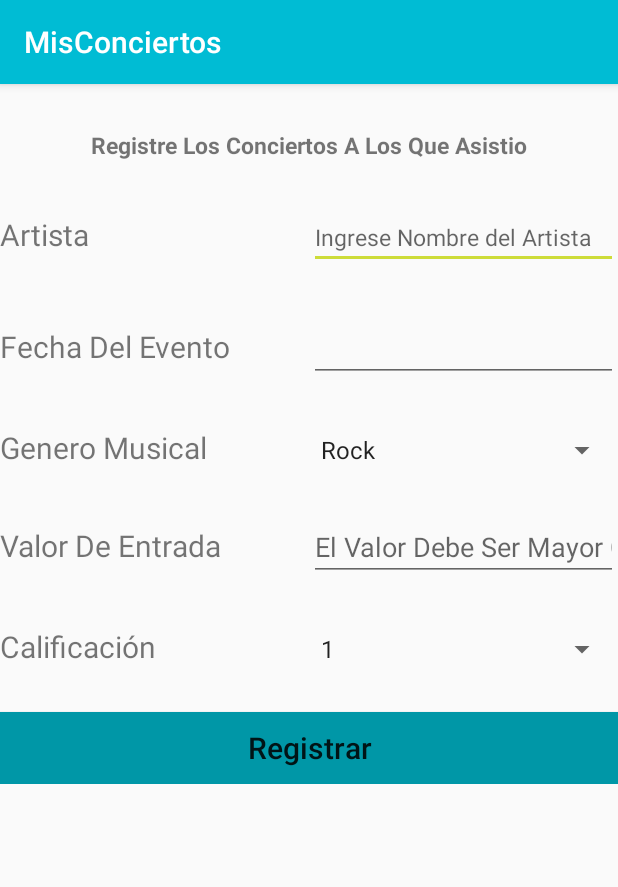
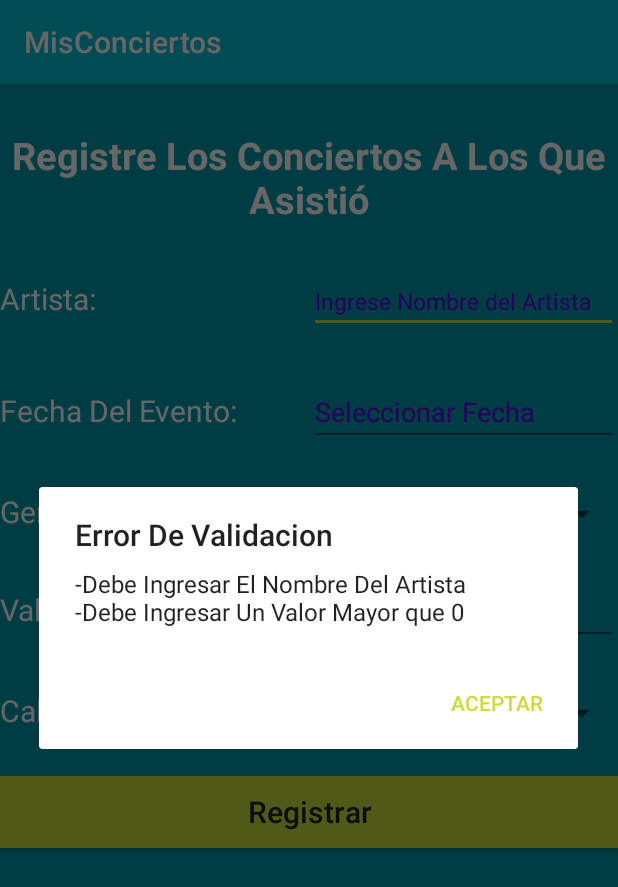
Before and after one commit to TheMartho/MisConciertosApp, an Android app: the screen it shows after launch (MainActivity), after a tap on "Registrar", on a phone screen of 412 x 824 dp. Shown: the top 887 px of the screen. Run offline under Robolectric (Android 15) with nearby library versions, the phone set to English and light mode, and no system bars.

Commit message:
Se Creo el list view personalisado:
-Se creo un nuevo layout personalizado

-Se creo un Adapter para poner el layout en el ListView

-Se agrego color de fondo a la aplicación

-Se logro mostrar exitosamente los conciertos agendados en el ListView
 con layout personalizado

```diff
--- a/Fuentes/app/src/main/java/cl/inacap/misconciertos/MainActivity.java
+++ b/Fuentes/app/src/main/java/cl/inacap/misconciertos/MainActivity.java
@@ -1,27 +1,36 @@
 package cl.inacap.misconciertos;
 
+import androidx.appcompat.app.AlertDialog;
 import androidx.appcompat.app.AppCompatActivity;
 
 import android.app.DatePickerDialog;
 import android.os.Bundle;
+import android.view.MotionEvent;
 import android.view.View;
 import android.widget.AdapterView;
 import android.widget.ArrayAdapter;
 import android.widget.Button;
 import android.widget.DatePicker;
 import android.widget.EditText;
+import android.widget.ListAdapter;
+import android.widget.ListView;
 import android.widget.Spinner;
 import android.widget.Toast;
 
+import java.text.ParseException;
 import java.text.SimpleDateFormat;
+import java.util.ArrayList;
 import java.util.Calendar;
+import java.util.Date;
+import java.util.List;
 import java.util.Locale;
 
+import cl.inacap.misconciertos.dao.ConciertosDAO;
 import cl.inacap.misconciertos.dto.Concierto;
 
 public class MainActivity extends AppCompatActivity {
-
-
+    private ConciertosDAO cDAO = new ConciertosDAO();
+    private ListView listaConciertos;
     private EditText valorEntradaTxt;
     private  EditText artistaTxt;
     private Button registrarBtn;
@@ -29,11 +38,20 @@ public class MainActivity extends AppCompatActivity {
     private EditText calendarioTxt;
     private Spinner spinnerGenero;
     private Spinner spinnerCalificacion;
+    private List <Concierto> conciertos;
+    Adaptador miAdaptador;
 
     @Override
     protected void onCreate(Bundle savedInstanceState) {
         super.onCreate(savedInstanceState);
         setContentView(R.layout.activity_main);
+        this.valorEntradaTxt = findViewById(R.id.valorEntradaTxt);
+        this.artistaTxt = findViewById(R.id.artistaTxt);
+        this.registrarBtn = findViewById(R.id.registrarBtn);
+
+
+        listaConciertos = findViewById(R.id.conciertosLv);
+
 
         //GENERA EL CONTENIDO DEL SPINNER DE GENEROS
         spinnerGenero = (Spinner) findViewById(R.id.spinnerGenero);
@@ -56,33 +74,84 @@ public class MainActivity extends AppCompatActivity {
             }
         });
 
-        this.valorEntradaTxt = findViewById(R.id.valorEntradaTxt);
-        this.artistaTxt = findViewById(R.id.artistaTxt);
-        this.registrarBtn = findViewById(R.id.registrarBtn);
 
+
+
+        //ACCION DEL BOTON REGISTRAR
         this.registrarBtn.setOnClickListener(new View.OnClickListener() {
             @Override
             public void onClick(View view) {
-                //TODO:OBTENER DATOS, CREAR OBJETO Y GUARDAR EN DAO
-                //TODO:GUARDAR FECHA EN FORMATO ESPECIFICADO
                 String generoStr;
                 String calificacionStr;
+                String artistaStr = artistaTxt.getText().toString().trim();
+                int valorEntrada = 0;
+                List<String> errores = new ArrayList<>();
+
+                if (artistaStr.isEmpty()){
+                    errores.add("Debe Ingresar El Nombre Del Artista");
+                }
+
+                try {
+                    valorEntrada=Integer.parseInt(valorEntradaTxt.getText().toString().trim());
+                    if (valorEntrada<0){
+                        throw new NumberFormatException();
+                    }
+                }catch (NumberFormatException ex){
+                errores.add("Debe Ingresar Un Valor Mayor que 0");
+                }
+
                 calificacionStr=spinnerCalificacion.getSelectedItem().toString();
                 generoStr=spinnerGenero.getSelectedItem().toString();
 
-                Concierto concierto = new Concierto();
-                concierto.setNombreArtista("RELLENAR");
-                concierto.setValorEntrada(2);
-                concierto.setCalificacion(Integer.parseInt(calificacionStr));
-                concierto.setFechaEvento(calendario.getTime());
-                concierto.setGeneroMusical(generoStr);
-                Toast.makeText(MainActivity.this
-                        ,"Fecha: "+concierto.getFechaEvento() + "  Genero: "+ concierto.getGeneroMusical()
-                        ,Toast.LENGTH_SHORT).show();
+
+
+                if(errores.isEmpty()){
+                    Concierto concierto = new Concierto();
+                    concierto.setNombreArtista(artistaStr);
+                    concierto.setValorEntrada(valorEntrada);
+                    concierto.setCalificacion(Integer.parseInt(calificacionStr));
+                    concierto.setFechaEvento(calendario.getTime());
+                    concierto.setGeneroMusical(generoStr);
+                    cDAO.add(concierto);
+                    conciertos = cDAO.getAll();
+                    miAdaptador = new Adaptador(MainActivity.this,R.layout.list_item,conciertos);
+                    listaConciertos.setAdapter(miAdaptador);
+                    miAdaptador.notifyDataSetChanged();
+                    Toast.makeText(MainActivity.this
+                            ,"El Concierto Se A Registrado Exitosamente"
+                            ,Toast.LENGTH_SHORT).show();
+
+
+                }else{
+                    mostrarErrores(errores);
+                }
+
+
             }
+
         });
+
+
+
     }
 
+
+
+    private void mostrarErrores(List<String> errores){
+        //1. Generar una cadena de texto con los errores
+        String mensaje="";
+        for(String e:errores){
+            mensaje+= "-" + e + "\n";
+        }
+        //2. Mostrar un mensaje de alerta
+        AlertDialog.Builder alertBuilder = new AlertDialog.Builder(MainActivity.this);
+        alertBuilder
+                .setTitle("Error De Validacion")
+                .setMessage(mensaje)
+                .setPositiveButton("Aceptar",null)
+                .create()
+                .show();
+    }
 
 
     DatePickerDialog.OnDateSetListener date = new DatePickerDialog.OnDateSetListener() {
--- a/Fuentes/app/src/main/java/cl/inacap/misconciertos/dao/ConciertoDAO.java
+++ b/Fuentes/app/src/main/java/cl/inacap/misconciertos/dao/ConciertosDAO.java
@@ -5,9 +5,9 @@ import java.util.List;
 
 import cl.inacap.misconciertos.dto.Concierto;
 
-public class ConciertoDAO {
+public class ConciertosDAO {
 
-    private List<Concierto> conciertos = new ArrayList<>();
+    private static List<Concierto> conciertos = new ArrayList<Concierto>();
 
     public void add(Concierto c) {
         conciertos.add(c);
--- a/Fuentes/app/src/main/res/layout/activity_main.xml
+++ b/Fuentes/app/src/main/res/layout/activity_main.xml
@@ -5,6 +5,7 @@
     android:layout_width="match_parent"
     android:layout_height="match_parent"
     android:orientation="vertical"
+    android:background="@color/colorPrimaryDark"
     tools:context=".MainActivity">
 
 <TextView
@@ -13,6 +14,7 @@
     android:text="@string/Titulo"
     android:textSize="@dimen/letraTitulo"
     android:textStyle="bold"
+    android:textColor="@color/icons"
     android:layout_marginTop="@dimen/marginTopBase"
     android:layout_height="wrap_content">
 </TextView>
@@ -26,6 +28,7 @@
             android:layout_width="match_parent"
             android:layout_weight="1"
             android:textSize="@dimen/letraBase"
+            android:textColor="@color/icons"
             android:text="@string/Artista"
             android:layout_height="wrap_content">
         </TextView>
@@ -36,9 +39,11 @@
             android:textSize="@dimen/hintBase"
             android:layout_weight="1"
             android:hint="@string/HintArtista"
+            android:textColorHint="@color/colorMorado"
             android:layout_height="wrap_content">
         </EditText>
     </LinearLayout>
+
 
     <LinearLayout
         android:layout_marginTop="@dimen/marginTopBase"
@@ -48,12 +53,15 @@
         <TextView
             android:layout_width="match_parent"
             android:layout_weight="1"
+            android:textColor="@color/icons"
             android:text="@string/Fecha"
             android:textSize="@dimen/letraBase"
             android:layout_height="wrap_content"></TextView>
         <EditText
             android:id="@+id/calendarioTxt"
             android:layout_width="match_parent"
+            android:hint="@string/hintFecha"
+            android:textColorHint="@color/colorMorado"
             android:layout_weight="1"
             android:inputType="date"
             android:focusable="false"
@@ -68,6 +76,7 @@
         <TextView
             android:layout_width="match_parent"
             android:layout_weight="1"
+            android:textColor="@color/icons"
             android:text="@string/Genero"
             android:textSize="@dimen/letraBase"
             android:layout_height="wrap_content"></TextView>
@@ -87,6 +96,7 @@
             android:layout_width="match_parent"
             android:layout_height="wrap_content"
             android:layout_weight="1"
+            android:textColor="@color/icons"
             android:text="@string/Entrada"
             android:textSize="@dimen/letraBase"></TextView>
 
@@ -95,6 +105,7 @@
             android:hint="@string/HintValor"
             android:layout_width="match_parent"
             android:layout_height="wrap_content"
+            android:textColorHint="@color/colorMorado"
             android:inputType="number"
             android:layout_weight="1"></EditText>
     </LinearLayout>
@@ -109,6 +120,7 @@
             android:layout_width="match_parent"
             android:layout_weight="1"
             android:text="@string/Calificacion"
+            android:textColor="@color/icons"
             android:textSize="@dimen/letraBase"
             android:layout_height="wrap_content">
         </TextView>
@@ -120,22 +132,26 @@
 
     </LinearLayout>
 
-    <LinearLayout
-        android:layout_width="match_parent"
-        android:layout_height="wrap_content"
-        android:orientation="horizontal">
 
         <Button
             android:id="@+id/registrarBtn"
             android:layout_marginTop="@dimen/marginTopBase"
             android:textAllCaps="false"
             android:textSize="@dimen/letraBase"
-            android:background="@color/colorPrimaryDark"
+            android:background="@color/colorAccent"
             android:text="@string/registrar"
+            android:textColor="@color/primary_text"
             android:layout_width="match_parent"
             android:layout_height="wrap_content">
         </Button>
 
-    </LinearLayout>
+
+    <ListView
+        android:id="@+id/conciertosLv"
+        android:layout_width="match_parent"
+        android:layout_height="wrap_content">
+    </ListView>
+
+
 
 </LinearLayout>
--- a/Fuentes/app/src/main/res/values/dimens.xml
+++ b/Fuentes/app/src/main/res/values/dimens.xml
@@ -1,8 +1,7 @@
 <?xml version="1.0" encoding="utf-8"?>
 <resources>
-    <dimen name="letraTitulo">15dp</dimen>
+    <dimen name="letraTitulo">25dp</dimen>
     <dimen name="marginTopBase">30dp</dimen>
     <dimen name="letraBase">20dp</dimen>
     <dimen name="hintBase">15dp</dimen>
-    <dimen name="paddingBase">15dp</dimen>
 </resources>
--- a/Fuentes/app/src/main/res/values/strings.xml
+++ b/Fuentes/app/src/main/res/values/strings.xml
@@ -1,12 +1,13 @@
 <resources>
     <string name="app_name">MisConciertos</string>
-    <string name="Titulo">Registre Los Conciertos A Los Que Asistio</string>
-    <string name="Artista">Artista</string>
+    <string name="Titulo">Registre Los Conciertos A Los Que Asistió</string>
+    <string name="Artista">Artista:</string>
     <string name="HintArtista">Ingrese Nombre del Artista</string>
-    <string name="Fecha">Fecha Del Evento</string>
-    <string name="Genero">Genero Musical</string>
-    <string name="Entrada">Valor De Entrada</string>
-    <string name="Calificacion">Calificación</string>
+    <string name="Fecha">Fecha Del Evento:</string>
+    <string name="Genero">Genero Musical:</string>
+    <string name="Entrada">Valor De Entrada:</string>
+    <string name="Calificacion">Calificación:</string>
     <string name="registrar">Registrar</string>
-    <string name="HintValor">El Valor Debe Ser Mayor Que Cero</string>
+    <string name="HintValor">Mayor Que Cero</string>
+    <string name="hintFecha">Seleccionar Fecha</string>
 </resources>
```
Also changed, not shown: Fuentes/app/src/main/java/cl/inacap/misconciertos/Adaptador.java (added, +72 -0 lines), Fuentes/app/src/main/res/layout/list_item.xml (added, +91 -0 lines), Fuentes/app/src/main/res/drawable-v24/cara_feliz.png (added), Fuentes/app/src/main/res/drawable-v24/cara_seria.jpg (added), Fuentes/app/src/main/res/drawable-v24/cara_triste.png (added).
